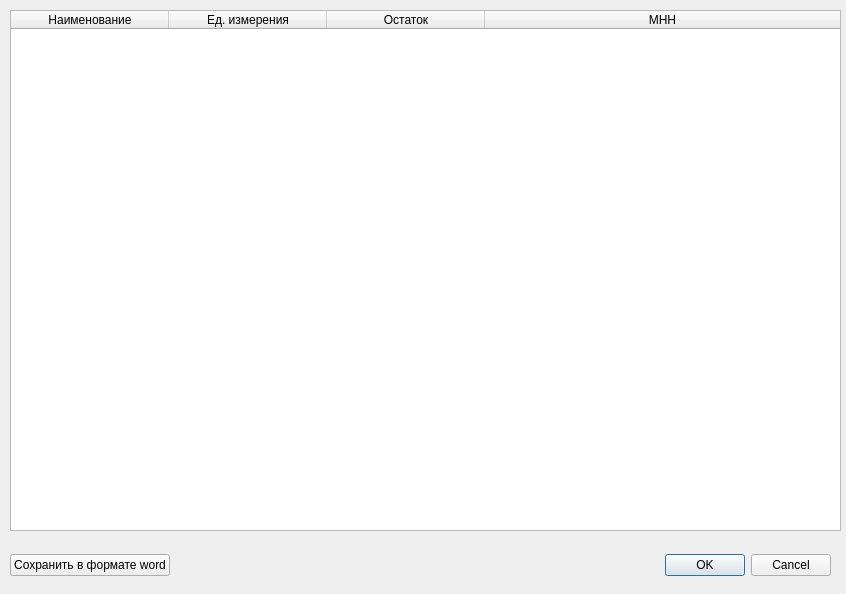
Before: the Qt Designer form UI_files/residue_dialog.ui in Vofanchik/AptecnyiSklad, drawn with Qt 5.
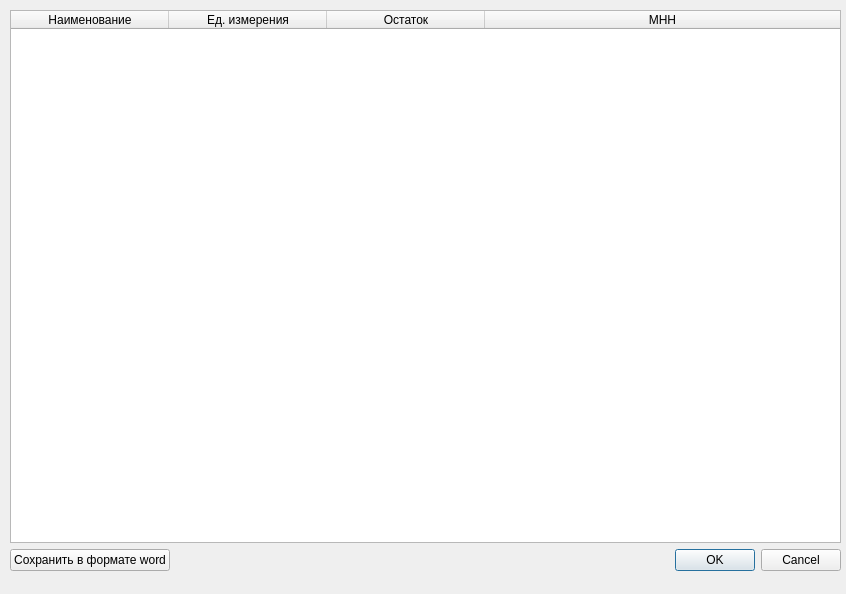
After: the same form once the commit is applied.

```diff
--- a/UI_files/residue_dialog.ui
+++ b/UI_files/residue_dialog.ui
@@ -19,7 +19,7 @@
      <x>10</x>
      <y>10</y>
      <width>831</width>
-     <height>521</height>
+     <height>561</height>
     </rect>
    </property>
    <layout class="QGridLayout" name="gridLayout">
@@ -62,17 +62,7 @@
       </column>
      </widget>
     </item>
-   </layout>
-  </widget>
-  <widget class="QWidget" name="horizontalLayoutWidget">
-   <property name="geometry">
-    <rect>
-     <x>10</x>
-     <y>540</y>
-     <width>821</width>
-     <height>51</height>
-    </rect>
-   </property>
+    <item row="1" column="0">
    <layout class="QHBoxLayout" name="horizontalLayout">
     <item>
      <widget class="QPushButton" name="pushButton">
@@ -90,6 +80,8 @@
        <set>QDialogButtonBox::Cancel|QDialogButtonBox::Ok</set>
       </property>
      </widget>
+      </item>
+     </layout>
     </item>
    </layout>
   </widget>
```
Lines whose indentation alone changed are shown as unchanged.
